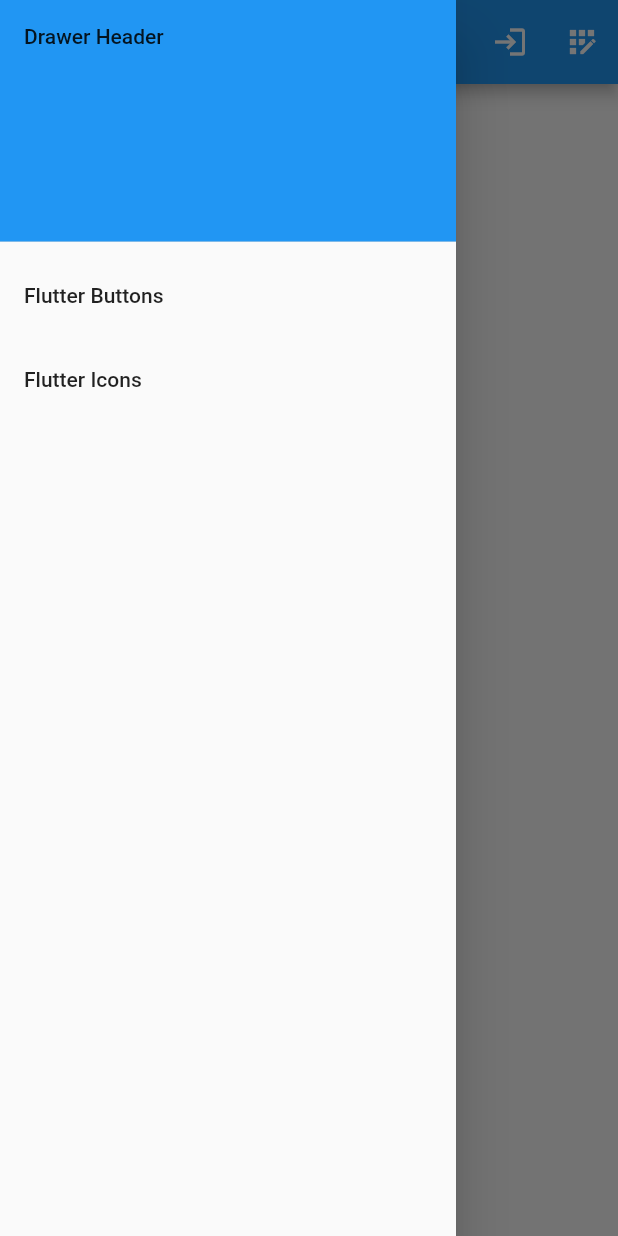
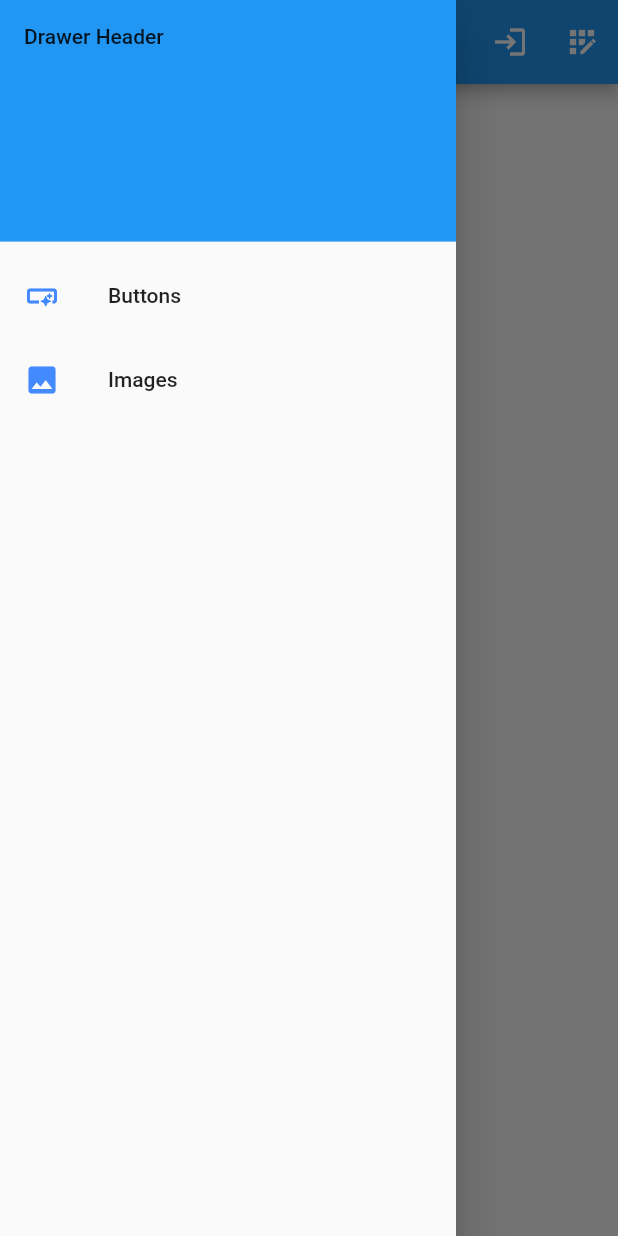
Before and after one commit to AnikRonjon/Flutter_Clash, a Flutter app: the screen it shows after launch, with the side drawer open, on a phone screen of 412 x 824 dp. Run offline on Flutter 3.47's test engine with Material 2 defaults, Android fonts, the phone set to English and light mode, and no system bars.

```diff
--- a/lib/main.dart
+++ b/lib/main.dart
@@ -1,6 +1,7 @@
 import 'package:flutter/material.dart';
 import 'package:flutter_clash/screen/buttons.dart';
 import 'package:flutter_clash/screen/home.dart';
+import 'package:flutter_clash/screen/images.dart';
 import 'package:flutter_clash/screen/login.dart';
 import 'package:flutter_clash/screen/registration.dart';
 import 'package:flutter_clash/utils/routes.dart';
@@ -23,6 +24,7 @@ class MyApp extends StatelessWidget {
         MyRoutes.loginRoute: (context) => const LoginScreen(),
         MyRoutes.regRoute: (context) => const RegistrationScreen(),
         MyRoutes.buttonRoute: (context) => const ButtonsScreen(),
+        '/image': (context) => const ImagesScreen(),
       },
     );
   }
--- a/lib/screen/home.dart
+++ b/lib/screen/home.dart
@@ -43,16 +43,23 @@ class _HomeScreenState extends State<HomeScreen> {
               child: Text('Drawer Header'),
             ),
             ListTile(
-              title: const Text('Flutter Buttons'),
+              leading: const Icon(
+                Icons.smart_button,
+                color: Colors.blueAccent,
+              ),
+              title: const Text('Buttons'),
               onTap: () {
                 Navigator.pushNamed(context, '/button');
               },
             ),
             ListTile(
-              title: const Text('Flutter Icons'),
+              leading: const Icon(
+                Icons.image,
+                color: Colors.blueAccent,
+              ),
+              title: const Text('Images'),
               onTap: () {
-                // Update the state of the app.
-                // ...
+                Navigator.pushNamed(context, '/image');
               },
             ),
           ],
--- a/lib/screen/login.dart
+++ b/lib/screen/login.dart
@@ -1,5 +1,4 @@
 import 'package:flutter/material.dart';
-import 'package:flutter_clash/utils/routes.dart';
 
 class LoginScreen extends StatefulWidget {
   const LoginScreen({Key? key}) : super(key: key);
@@ -15,7 +14,6 @@ class _LoginScreenState extends State<LoginScreen> {
   @override
   Widget build(BuildContext context) {
     return Material(
-      child: Container(
       child: SingleChildScrollView(
         child: Column(
           children: [
@@ -80,7 +78,6 @@ class _LoginScreenState extends State<LoginScreen> {
           ],
         ),
       ),
-      ),
     );
   }
 }
```
Also changed, not shown: lib/screen/buttons.dart (+7 -11 lines), lib/screen/images.dart (added, +33 -0 lines). Lines whose indentation alone changed are shown as unchanged.
